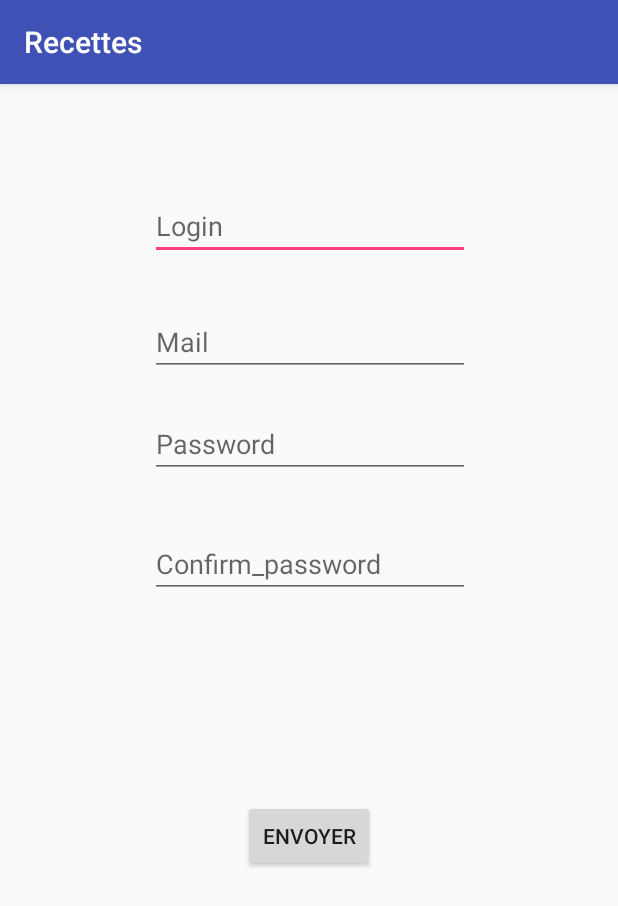
After one commit to commandantmarcos/recettes, an Android app: the CreateLoginActivity screen opened directly, with no data from a screen before it, on a phone screen of 412 x 824 dp. The commit adds this screen. Shown: the top 906 px of the screen. Run offline under Robolectric (Android 15) with nearby library versions, the phone set to English and light mode, and no system bars.

Commit message:
creation CreateLoginActivity et LoginActicity et leurs Layouts

```diff
--- a/app/src/main/AndroidManifest.xml
+++ b/app/src/main/AndroidManifest.xml
@@ -18,6 +18,8 @@
             </intent-filter>
         </activity>
         <activity android:name=".Activities.NewRecipe" />
+        <activity android:name=".Activities.LoginActivity" />
+        <activity android:name=".Activities.CreateLoginActivity" />
         <activity android:name=".Activities.PrintRecipe"></activity>
     </application>
 
--- /dev/null
+++ b/app/src/main/java/com/ldnr/recettes/Activities/CreateLoginActivity.java
@@ -0,0 +1,65 @@
+package com.ldnr.recettes.Activities;
+
+import android.content.Intent;
+import android.content.res.Resources;
+import android.os.Bundle;
+import android.support.v7.app.AppCompatActivity;
+import android.util.Log;
+import android.view.View;
+import android.widget.EditText;
+import android.widget.Toast;
+
+import com.ldnr.recettes.Beans.User;
+import com.ldnr.recettes.R;
+import com.ldnr.recettes.TestForm.ConfirmLoginForm;
+
+import java.util.Objects;
+
+    public class CreateLoginActivity extends AppCompatActivity {
+
+        private String localLogin;
+        private String localPassword;
+        private String localEmail;
+        private Resources res;
+
+        @Override
+        protected void onCreate(Bundle savedInstanceState) {
+            super.onCreate(savedInstanceState);
+            setContentView(R.layout.activity_create_login);
+        }
+
+
+        public void onValidLoginClicked(View view) {
+
+            EditText login = findViewById( R.id.user_login );
+            EditText email = findViewById( R.id.user_mail );
+            EditText password = findViewById( R.id.user_password );
+            EditText confirm_password = findViewById( R.id.user_confirm_password );
+
+            String userLogin = login.getText().toString();
+            String userEmail = email.getText().toString();
+            String userPassword = login.getText().toString();
+            String userConfirmPassword = confirm_password.getText().toString();
+
+            User user = new User();
+            boolean error = false;
+            String erreur = "f";
+            ConfirmLoginForm newLogin = new ConfirmLoginForm();
+            user = newLogin.ConfirmNewLoginForm(login, email, password, confirm_password,erreur, error);
+
+            if(error== true){
+
+               // Toast.makeText(this,erreur,Toast.LENGTH_LONG);
+
+                Log.d("erreur inscription", erreur) ;
+            }
+
+            else {
+                //dao.insert(user);
+                //finish();
+
+                Intent createLoginIntent = new Intent(this, PrintRecipe.class);
+                startActivity(createLoginIntent);
+            }
+        }
+    }
--- /dev/null
+++ b/app/src/main/res/layout/activity_create_login.xml
@@ -0,0 +1,84 @@
+<?xml version="1.0" encoding="utf-8"?>
+<android.support.constraint.ConstraintLayout xmlns:android="http://schemas.android.com/apk/res/android"
+    xmlns:app="http://schemas.android.com/apk/res-auto"
+    xmlns:tools="http://schemas.android.com/tools"
+    android:layout_width="match_parent"
+    android:layout_height="match_parent"
+    tools:context="com.ldnr.recettes.Activities.CreateLoginActivity">
+
+    <EditText
+        android:id="@+id/user_login"
+        android:layout_width="wrap_content"
+        android:layout_height="wrap_content"
+        android:layout_marginEnd="8dp"
+        android:layout_marginStart="8dp"
+        android:layout_marginTop="72dp"
+        android:ems="10"
+        android:hint="Login"
+        android:inputType="textPersonName"
+        app:layout_constraintEnd_toEndOf="parent"
+        app:layout_constraintHorizontal_bias="0.503"
+        app:layout_constraintStart_toStartOf="parent"
+        app:layout_constraintTop_toTopOf="parent" />
+
+    <EditText
+        android:id="@+id/user_mail"
+        android:layout_width="wrap_content"
+        android:layout_height="wrap_content"
+        android:layout_marginEnd="8dp"
+        android:layout_marginStart="8dp"
+        android:layout_marginTop="32dp"
+        android:ems="10"
+        android:hint="Mail"
+        android:inputType="textEmailAddress"
+        app:layout_constraintEnd_toEndOf="parent"
+        app:layout_constraintHorizontal_bias="0.503"
+        app:layout_constraintStart_toStartOf="parent"
+        app:layout_constraintTop_toBottomOf="@+id/user_login" />
+
+    <EditText
+        android:id="@+id/user_password"
+        android:layout_width="wrap_content"
+        android:layout_height="wrap_content"
+        android:layout_marginEnd="8dp"
+        android:layout_marginStart="8dp"
+        android:layout_marginTop="100dp"
+        android:ems="10"
+        android:hint="Password"
+        android:inputType="textPassword"
+        app:layout_constraintEnd_toEndOf="parent"
+        app:layout_constraintHorizontal_bias="0.503"
+        app:layout_constraintStart_toStartOf="parent"
+        app:layout_constraintTop_toBottomOf="@+id/user_login" />
+
+    <EditText
+        android:id="@+id/user_confirm_password"
+        android:layout_width="wrap_content"
+        android:layout_height="wrap_content"
+        android:layout_marginEnd="8dp"
+        android:layout_marginStart="8dp"
+        android:layout_marginTop="180dp"
+        android:ems="10"
+        android:hint="Confirm_password"
+        android:inputType="textPassword"
+        app:layout_constraintEnd_toEndOf="parent"
+        app:layout_constraintHorizontal_bias="0.503"
+        app:layout_constraintStart_toStartOf="parent"
+        app:layout_constraintTop_toBottomOf="@+id/user_login" />
+
+
+    <Button
+        android:id="@+id/login_create_button"
+        android:layout_width="wrap_content"
+        android:layout_height="wrap_content"
+        android:layout_marginBottom="50dp"
+        android:layout_marginTop="170dp"
+        android:onClick="onValidLoginClicked"
+        android:text="Envoyer"
+        app:layout_constraintBottom_toBottomOf="parent"
+        app:layout_constraintEnd_toEndOf="parent"
+        app:layout_constraintStart_toStartOf="parent"
+        app:layout_constraintTop_toBottomOf="@+id/user_password"
+        app:layout_constraintVertical_bias="0.187" />
+
+</android.support.constraint.ConstraintLayout>
--- a/app/src/main/res/layout/activity_main.xml
+++ b/app/src/main/res/layout/activity_main.xml
@@ -16,11 +16,13 @@
         <Button android:id="@+id/button_connect"
             android:layout_width="wrap_content"
             android:layout_height="wrap_content"
+            android:onClick="onConnectClicked"
             android:text="Connexion" />
 
         <Button android:id="@+id/button_signIn"
             android:layout_width="wrap_content"
             android:layout_height="wrap_content"
+            android:onClick="onCreateLoginClicked"
             android:text="Inscription"/>
 
     </LinearLayout>
```
Also changed, not shown: app/src/main/java/com/ldnr/recettes/Activities/LoginActivity.java (added, +66 -0 lines), app/src/main/java/com/ldnr/recettes/Activities/MainActivity.java (+14 -1 lines), app/src/main/java/com/ldnr/recettes/TestForm/ConfirmLoginForm.java (added, +86 -0 lines), app/src/main/res/layout/activity_login.xml (added, +53 -0 lines).
